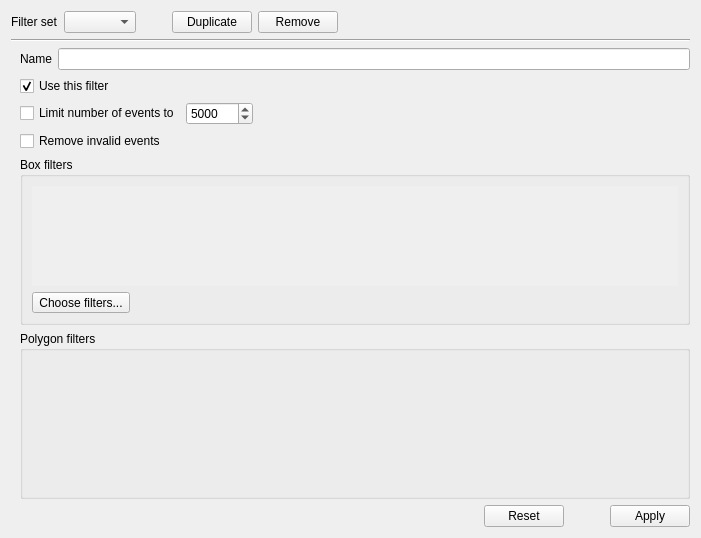
This is shapeout2/gui/ana_filter.ui in ZELLMECHANIK-DRESDEN/ShapeOut2 as Qt 5 draws it before an edit. The edited form follows.
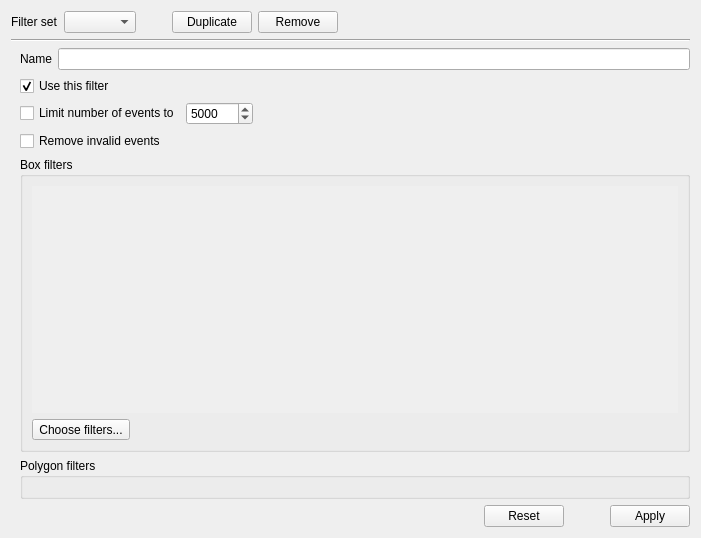
This is the edited form.

What changed in the file:
```diff
--- a/shapeout2/gui/ana_filter.ui
+++ b/shapeout2/gui/ana_filter.ui
@@ -217,7 +217,7 @@
              <x>0</x>
              <y>0</y>
              <width>649</width>
-             <height>81</height>
+             <height>192</height>
             </rect>
            </property>
            <layout class="QVBoxLayout" name="verticalLayout_6">
@@ -241,7 +241,7 @@
      <item>
       <widget class="QGroupBox" name="groupBox">
        <property name="sizePolicy">
-        <sizepolicy hsizetype="Preferred" vsizetype="Expanding">
+        <sizepolicy hsizetype="Preferred" vsizetype="Minimum">
          <horstretch>0</horstretch>
          <verstretch>0</verstretch>
         </sizepolicy>
@@ -249,7 +249,11 @@
        <property name="title">
         <string>Polygon filters</string>
        </property>
-       <layout class="QVBoxLayout" name="verticalLayout_4"/>
+       <layout class="QVBoxLayout" name="verticalLayout_4">
+        <property name="sizeConstraint">
+         <enum>QLayout::SetMinimumSize</enum>
+        </property>
+       </layout>
       </widget>
      </item>
      <item>
```
Left out of the diff: 3 changed lines with no effect on the pictures.
